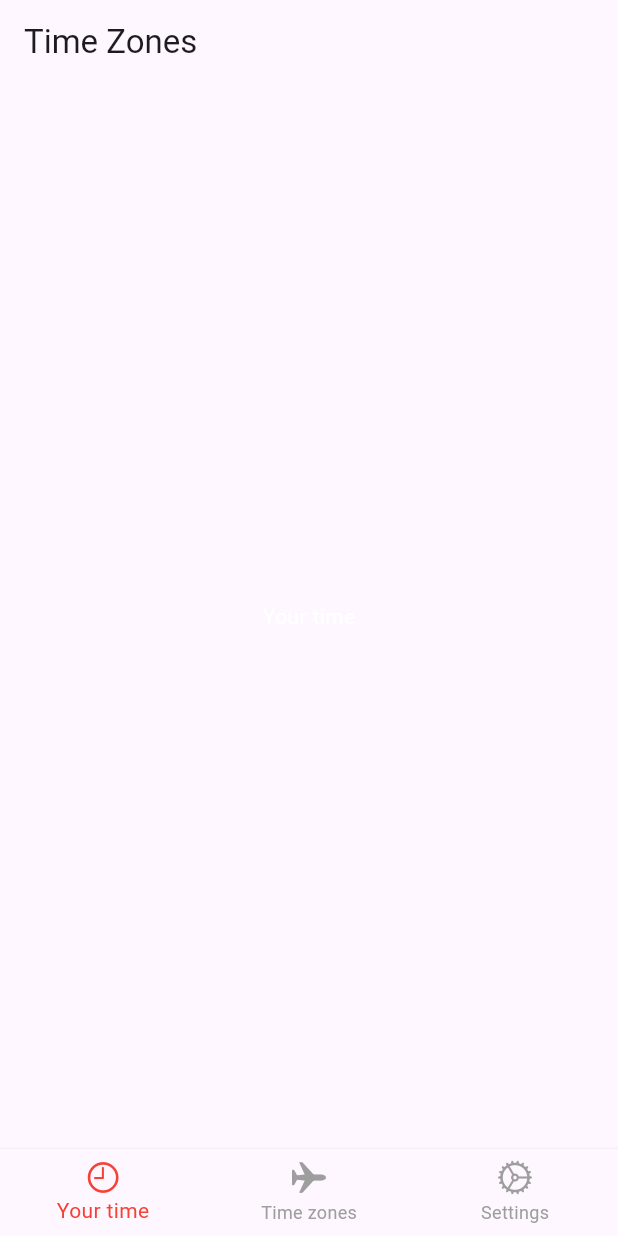
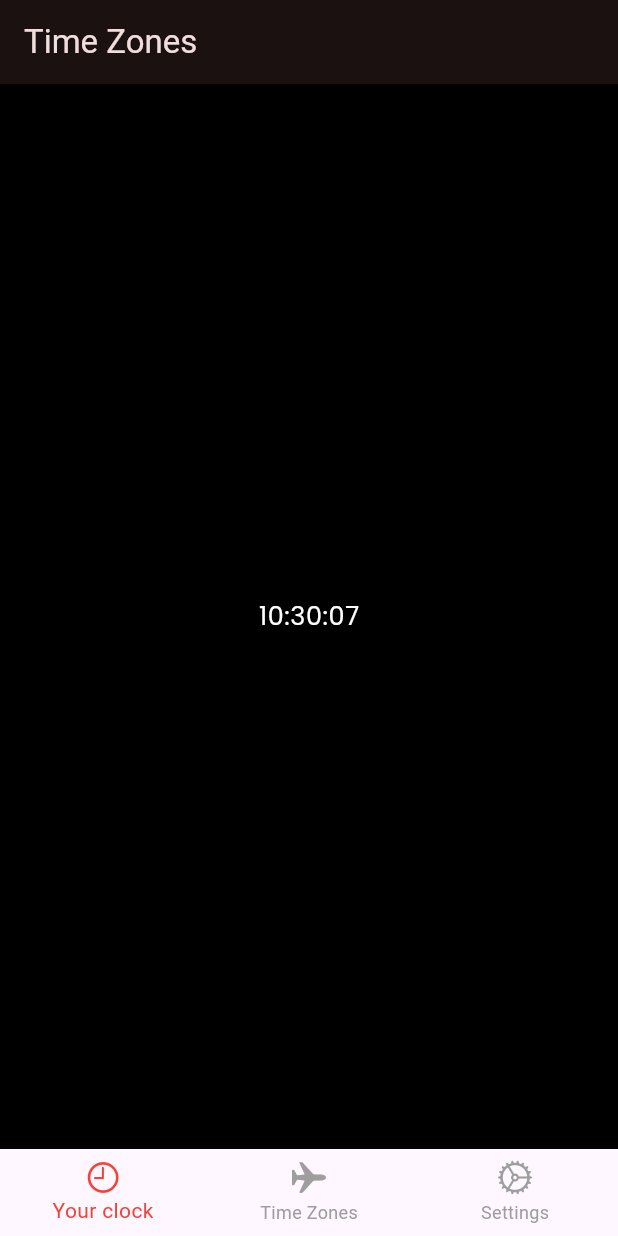
Before and after one commit to Nastiakor/time_zone_test, a Flutter app: the screen it shows after launch, on a phone screen of 412 x 824 dp. Run offline on Flutter 3.47's test engine with Material 3 defaults, Android fonts, the light colour scheme and no system bars; our stand-ins replace auto_route, google_fonts.

Commit message:
Implement theme switching for light and dark modes and real-time system clock display

```diff
--- a/lib/app.dart
+++ b/lib/app.dart
@@ -16,7 +16,10 @@ class _TimeZoneAppState extends State<TimeZoneApp> {
   Widget build(BuildContext context) {
     return MaterialApp.router(
       title: 'Time zone map',
-      theme: AppTheme.theme,
+      debugShowCheckedModeBanner: false,
+      theme: AppTheme.darkTheme,
+      darkTheme: AppTheme.darkTheme,
+      themeMode: ThemeMode.system,
       routerConfig: _appRouter.config(
           // navigatorObservers: TODO: add navigatorObservers
           ),
--- a/lib/presentation/theme/app_theme.dart
+++ b/lib/presentation/theme/app_theme.dart
@@ -2,16 +2,37 @@ import 'package:flutter/material.dart';
 import 'package:google_fonts/google_fonts.dart';
 
 abstract class AppTheme {
-  static const Color backgroundColor = Colors.white;
+  static const Color primaryColor = Colors.red;
+  static const Color lightBackgroundColor = Colors.white;
+  static const Color darkBackgroundColor = Colors.black;
 
   static TextTheme textTheme = TextTheme(
     bodySmall: GoogleFonts.poppins(
       fontSize: 17,
       fontWeight: FontWeight.w400,
-      color: Colors.black,
     ),
   );
-  static ThemeData theme = ThemeData().copyWith(
-    textTheme: textTheme,
+
+  static final ThemeData lightTheme = ThemeData(
+    textTheme: textTheme.copyWith(
+      bodySmall: textTheme.bodySmall?.copyWith(color: Colors.black),
+    ),
+    primaryColor: primaryColor,
+    scaffoldBackgroundColor: lightBackgroundColor,
+    colorScheme: ColorScheme.fromSeed(
+      seedColor: primaryColor,
+      brightness: Brightness.light,
+    ),
+  );
+  static final ThemeData darkTheme = ThemeData().copyWith(
+    textTheme: textTheme.copyWith(
+      bodySmall: textTheme.bodySmall?.copyWith(color: Colors.white),
+    ),
+    primaryColor: primaryColor,
+    scaffoldBackgroundColor: darkBackgroundColor,
+    colorScheme: ColorScheme.fromSeed(
+      seedColor: primaryColor,
+      brightness: Brightness.dark,
+    ),
   );
 }
--- a/lib/presentation/views/screens/hour_screen.dart
+++ b/lib/presentation/views/screens/hour_screen.dart
@@ -1,5 +1,9 @@
+// ignore_for_file: prefer_const_constructors
+
 import 'package:auto_route/auto_route.dart';
 import 'package:flutter/material.dart';
+
+import '../widgets/real_time_clock.dart';
 
 @RoutePage()
 class HourScreen extends StatelessWidget {
@@ -7,8 +11,10 @@ class HourScreen extends StatelessWidget {
 
   @override
   Widget build(BuildContext context) {
-    return const Center(
-      child: Text('Your time'),
+    return Scaffold(
+      body: Center(
+        child: RealTimeClock(),
+      ),
     );
   }
 }
--- a/lib/presentation/views/screens/preferences_screen.dart
+++ b/lib/presentation/views/screens/preferences_screen.dart
@@ -7,8 +7,11 @@ class PreferencesScreen extends StatelessWidget {
 
   @override
   Widget build(BuildContext context) {
-    return const Center(
-      child: Text('Time zones'),
+    return Center(
+      child: Text(
+        'Your preferences',
+        style: Theme.of(context).textTheme.bodySmall,
+      ),
     );
   }
 }
--- a/lib/presentation/views/screens/time_zones_screen.dart
+++ b/lib/presentation/views/screens/time_zones_screen.dart
@@ -2,7 +2,6 @@ import 'package:auto_route/auto_route.dart';
 import 'package:flutter/material.dart';
 import '../../../data/data_sources/time_zone_data_source_impl.dart';
 import '../../../domain/entities/time_zone.dart';
-import '../../theme/app_theme.dart';
 
 @RoutePage()
 class TimeZonesScreen extends StatefulWidget {
@@ -24,14 +23,15 @@ class _TimeZonesScreenState extends State<TimeZonesScreen> {
   @override
   Widget build(BuildContext context) {
     return Scaffold(
-      body: FutureBuilder<List<TimeZone>>(
+      body: Column(
+        children: [
+          Expanded(
+            child: FutureBuilder<List<TimeZone>>(
               future: timeZonesFuture,
               builder: (context, snapshot) {
-          print('Connection state: ${snapshot.connectionState}');
                 if (snapshot.connectionState == ConnectionState.waiting) {
                   return const Center(child: CircularProgressIndicator());
                 } else if (snapshot.hasError) {
-            print('Error: ${snapshot.error}');
                   return Center(child: Text('Error: ${snapshot.error}'));
                 } else if (!snapshot.hasData || snapshot.data!.isEmpty) {
                   return const Center(child: Text('No time zones available'));
@@ -42,15 +42,23 @@ class _TimeZonesScreenState extends State<TimeZonesScreen> {
                     itemBuilder: (context, index) {
                       final timeZone = timeZones[index];
                       return ListTile(
-                  title: Text(timeZone.mainCity,
-                      style: AppTheme.textTheme.bodySmall),
-                  subtitle: Text('${timeZone.offset} (${timeZone.code})'),
+                        title: Text(
+                          timeZone.mainCity,
+                          style: Theme.of(context).textTheme.bodySmall,
+                        ),
+                        subtitle: Text(
+                          '${timeZone.offset} (${timeZone.code})',
+                          style: Theme.of(context).textTheme.bodySmall,
+                        ),
                       );
                     },
                   );
                 }
               },
             ),
+          ),
+        ],
+      ),
     );
   }
 }
--- a/lib/presentation/views/widgets/custom_bottom_navigation_bar.dart
+++ b/lib/presentation/views/widgets/custom_bottom_navigation_bar.dart
@@ -6,11 +6,11 @@ class CustomBottomNavigationBar extends StatelessWidget {
   static const List<BottomNavigationBarItem> defaultItems = [
     BottomNavigationBarItem(
       icon: Icon(CupertinoIcons.time),
-      label: "Your time",
+      label: "Your clock",
     ),
     BottomNavigationBarItem(
       icon: Icon(CupertinoIcons.airplane),
-      label: "Time zones",
+      label: "Time Zones",
     ),
     BottomNavigationBarItem(
       icon: Icon(CupertinoIcons.settings),
--- /dev/null
+++ b/lib/presentation/views/widgets/real_time_clock.dart
@@ -0,0 +1,46 @@
+import 'package:flutter/material.dart';
+
+class RealTimeClock extends StatefulWidget {
+  const RealTimeClock({super.key});
+
+  @override
+  State<RealTimeClock> createState() => _RealTimeClockState();
+}
+
+class _RealTimeClockState extends State<RealTimeClock> {
+  late Stream<DateTime> _timeStream;
+
+  @override
+  void initState() {
+    super.initState();
+    _timeStream = _getTimeStream();
+  }
+
+  Stream<DateTime> _getTimeStream() async* {
+    while (true) {
+      yield DateTime.now();
+      await Future.delayed(const Duration(seconds: 1));
+    }
+  }
+
+  @override
+  Widget build(BuildContext context) {
+    return StreamBuilder<DateTime>(
+      stream: _timeStream,
+      builder: (context, snapshot) {
+        if (snapshot.connectionState == ConnectionState.active) {
+          final time = snapshot.data;
+          if (time != null) {
+            final formattedTime =
+                "${time.hour.toString().padLeft(2, '0')}:${time.minute.toString().padLeft(2, '0')}:${time.second.toString().padLeft(2, '0')}";
+            return Text(
+              formattedTime,
+              style: Theme.of(context).textTheme.bodySmall,
+            );
+          }
+        }
+        return const CircularProgressIndicator();
+      },
+    );
+  }
+}
```
Lines whose indentation alone changed are shown as unchanged.
